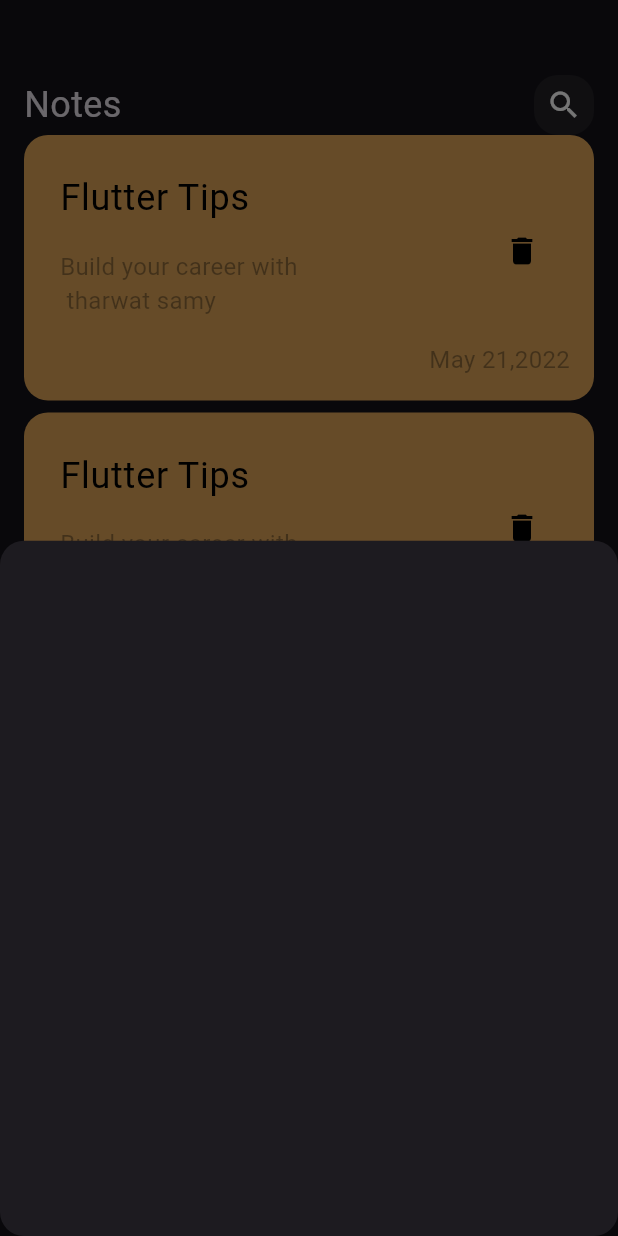
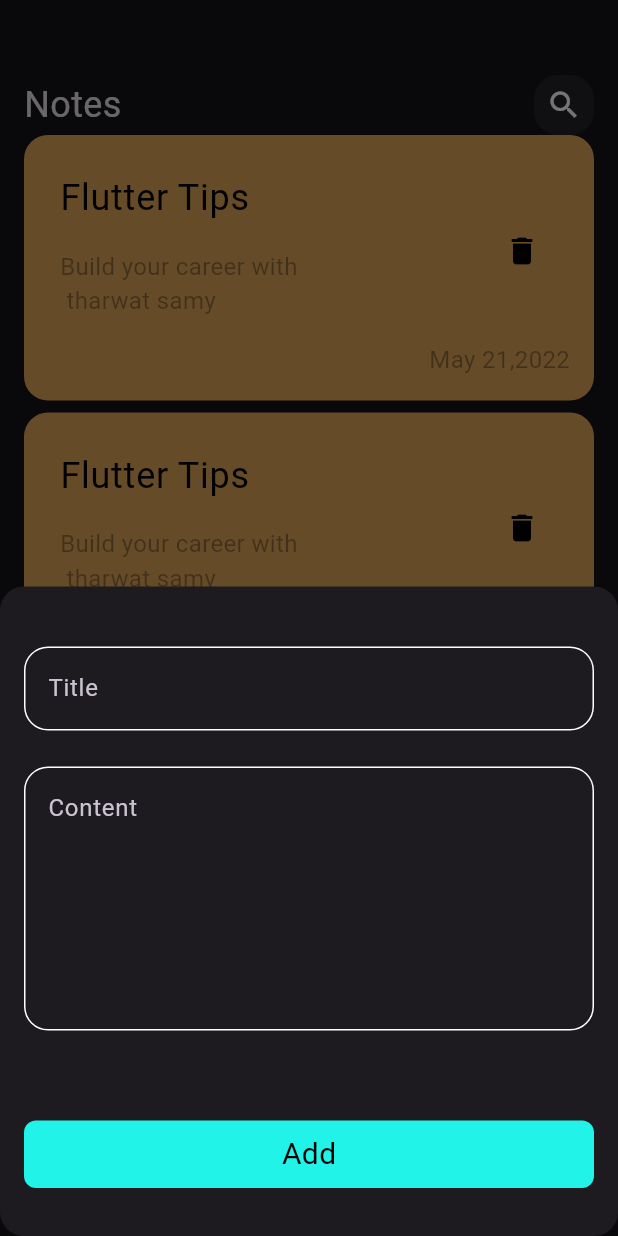
Before and after one commit to Abdallah-2003/notes-app, a Flutter app: the screen it shows after launch, after a tap on the "add" icon, on a phone screen of 412 x 824 dp. Run offline on Flutter 3.47's test engine with Material 3 defaults, Android fonts, the phone set to English and light mode, and no system bars; Roboto replaces fonts that are missing (assets/fonts/Poppins/Poppins/Poppins-Regular.ttf).

Commit message:
finish add note

```diff
--- /dev/null
+++ b/lib/constant.dart
@@ -0,0 +1,3 @@
+import 'package:flutter/material.dart';
+
+const kPrimaryColor = Color.fromARGB(255, 33, 243, 233);
--- a/lib/widgets/add_note_bottom_sheet.dart
+++ b/lib/widgets/add_note_bottom_sheet.dart
@@ -1,10 +1,35 @@
 import 'package:flutter/material.dart';
+import 'package:notes_app/widgets/custom_note_bottom.dart';
+import 'package:notes_app/widgets/custom_text_field.dart';
 
 class AddNoteBottomSheet extends StatelessWidget {
   const AddNoteBottomSheet({super.key});
 
   @override
   Widget build(BuildContext context) {
-    return Container();
+    return Padding(
+      padding: const EdgeInsets.only(
+        left: 16,
+        right: 16,
+        top: 40
+      ),
+      child: SingleChildScrollView(
+        child: Column(
+          children: [
+            CustomTextField(
+              hint: 'Title',
+            ),
+            SizedBox(height: 24,),
+            CustomTextField(
+              hint: 'Content',
+              maxlines: 6,
+            ),
+            SizedBox(height: 60,),
+            CustomNoteBottom(),
+            SizedBox(height: 32,),
+          ],
+        ),
+      ),
+    );
   }
 }
--- /dev/null
+++ b/lib/widgets/custom_note_bottom.dart
@@ -0,0 +1,27 @@
+import 'package:flutter/material.dart';
+import 'package:notes_app/constant.dart';
+
+class CustomNoteBottom extends StatelessWidget {
+  const CustomNoteBottom({super.key});
+
+  @override
+  Widget build(BuildContext context) {
+    return Container(
+      width: MediaQuery.of(context).size.width,
+      height: 45,
+      decoration: BoxDecoration(
+        borderRadius: BorderRadius.circular(8),
+        color: kPrimaryColor
+      ),
+      child: Center(
+        child: Text(
+          'Add',
+          style: TextStyle(
+            color: Colors.black,
+            fontSize: 20
+          ),
+        ),
+      ),
+    );
+  }
+}
--- /dev/null
+++ b/lib/widgets/custom_text_field.dart
@@ -0,0 +1,28 @@
+import 'package:flutter/material.dart';
+
+class CustomTextField extends StatelessWidget {
+  const CustomTextField({super.key, required this.hint, this.maxlines = 1});
+
+  final String hint;
+  final int maxlines;
+
+  @override
+  Widget build(BuildContext context) {
+    return TextField(
+      maxLines: maxlines,
+      decoration: InputDecoration(
+        hintText: hint,
+        border: buildBorder(),
+        enabledBorder: buildBorder(),
+        focusedBorder: buildBorder()
+      ),
+    );
+  }
+
+  OutlineInputBorder buildBorder() {
+    return OutlineInputBorder(
+        borderRadius: BorderRadius.circular(16),
+        borderSide: BorderSide(color: Colors.white)
+      );
+  }
+}
```
